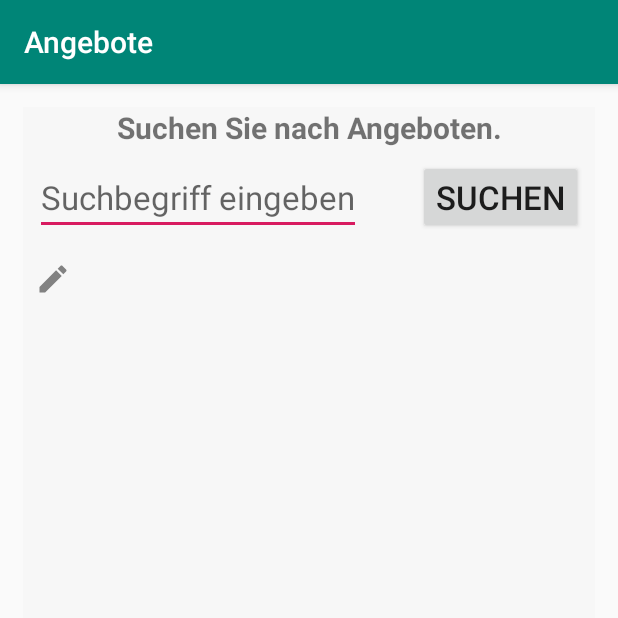
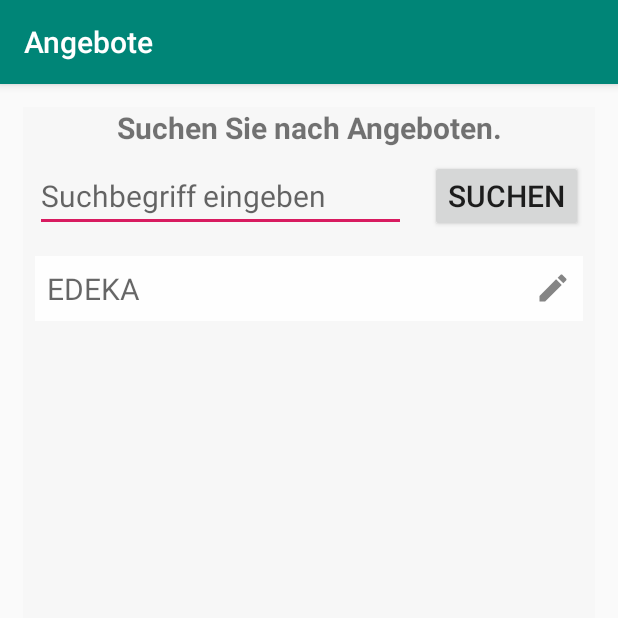
Before and after one commit to Bienchen13/Angebotssucher, an Android app: the screen it shows after launch (MainActivity), on a phone screen of 412 x 824 dp, the top half of it. Run offline under Robolectric (Android 15) with nearby library versions, the phone set to English and light mode, and no system bars.

Commit message:
Small layout improvements

```diff
--- a/app/src/main/res/layout/activity_main.xml
+++ b/app/src/main/res/layout/activity_main.xml
@@ -11,7 +11,7 @@
         android:layout_height="wrap_content"
         android:text="Suchen Sie nach Angeboten."
         android:textAlignment="center"
-        android:textSize="20sp"
+        android:textSize="@dimen/default_font_size"
         android:textStyle="bold"
         />
 
@@ -21,31 +21,35 @@
 
         <EditText
             android:id="@+id/offer_search_field"
-            android:layout_width="wrap_content"
+            android:layout_width="match_parent"
             android:layout_height="wrap_content"
             android:layout_margin="@dimen/default_margin"
             android:hint="Suchbegriff eingeben"
-            android:textSize="@dimen/default_font_size" />
+            android:layout_toLeftOf="@id/offer_search_button"
+            android:textSize="@dimen/search_font_size" />
 
         <Button
             android:id="@+id/offer_search_button"
             android:layout_width="wrap_content"
             android:layout_height="wrap_content"
             android:layout_margin="@dimen/default_margin"
-            android:layout_toLeftOf="@id/offer_search_field"
             android:layout_alignParentRight="true"
             android:text="Suchen"
-            android:textSize="@dimen/default_font_size" />
+            android:textSize="@dimen/search_font_size" />
 
     </RelativeLayout>
 
     <TextView
         android:id="@+id/select_market"
-        android:layout_width="wrap_content"
+        android:hint="EDEKA"
+        android:layout_width="match_parent"
         android:layout_height="wrap_content"
         android:layout_margin="@dimen/default_margin"
-        android:textSize="20sp"
-        android:drawableRight="@drawable/edit_pencil"/>
+        android:padding="@dimen/default_margin"
+        android:textSize="@dimen/default_font_size"
+        android:drawableRight="@drawable/edit_pencil"
+        android:background="@color/colorRowBackground"
+        />
 
 
     <TextView
--- a/app/src/main/res/values/colors.xml
+++ b/app/src/main/res/values/colors.xml
@@ -4,7 +4,7 @@
     <color name="colorPrimaryDark">#00574B</color>
     <color name="colorAccent">#D81B60</color>
 
-    <color name="colorRowBackground">#fff</color>
+    <color name="colorRowBackground">#FEFEFE</color>
     <color name="colorDivider">#f7f7f7</color>
     <color name="colorAuthor">#999</color>
 </resources>
--- a/app/src/main/res/values/dimens.xml
+++ b/app/src/main/res/values/dimens.xml
@@ -1,7 +1,8 @@
 <?xml version="1.0" encoding="utf-8"?>
 <resources>
     <dimen name="default_margin">8dp</dimen>
-    <dimen name="default_font_size">22sp</dimen>
+    <dimen name="default_font_size">20sp</dimen>
+    <dimen name="search_font_size">20sp</dimen>
 
     <dimen name="row_padding">15dp</dimen>
     <dimen name="row_elements_margin">15dp</dimen>
```
Also changed, not shown: app/src/main/java/de/kathrin/angebote/MainActivity.java (+8 -6 lines), app/src/main/res/drawable/border.xml (added, +17 -0 lines), app/src/main/res/layout/activity_select_market.xml (+6 -4 lines).
